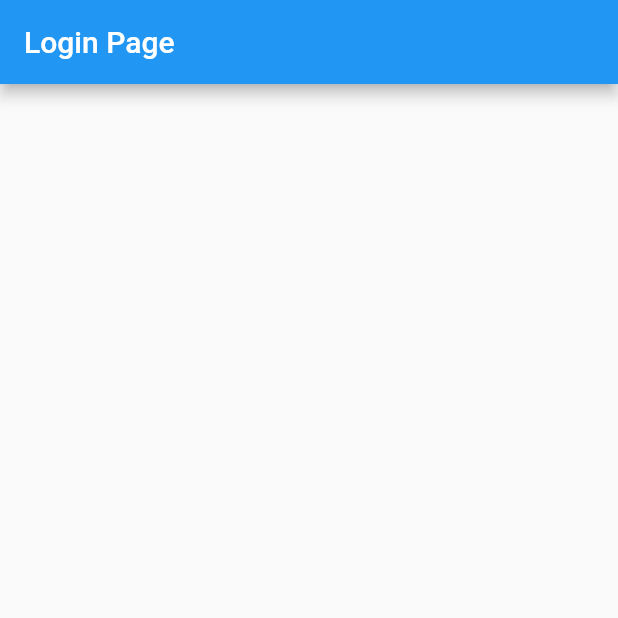
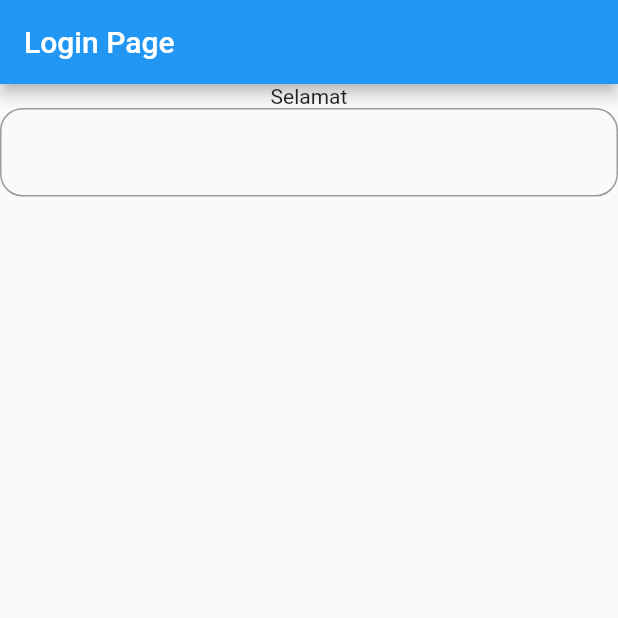
Before and after one commit to triyono777/my_favorite, a Flutter app: the screen it shows after launch, on a phone screen of 412 x 824 dp, the top half of it. Run offline on Flutter 3.47's test engine with Material 2 defaults, Android fonts, the phone set to English and light mode, and no system bars.

Commit message:
add button

```diff
--- a/lib/login_page.dart
+++ b/lib/login_page.dart
@@ -6,8 +6,38 @@ class LoginPage extends StatefulWidget {
 }
 
 class _LoginPageState extends State<LoginPage> {
+  TextEditingController textEditingController = TextEditingController();
+
   @override
   Widget build(BuildContext context) {
-    return Scaffold(appBar: AppBar(title: Text('Login Page'),),);
+    return Scaffold(
+      appBar: AppBar(
+        title: Text('Login Page'),
+      ),
+      body: Column(
+        children: [
+          Text('Selamat'),
+          TextField(
+            onChanged: (val){
+              setState(() {
+
+              });
+            },
+            controller: textEditingController,
+            decoration: InputDecoration(
+              border: OutlineInputBorder(
+                borderRadius: BorderRadius.circular(15),
+              ),
+            ),
+          ),
+          textEditingController.text.isNotEmpty
+              ? RaisedButton(
+                  onPressed: () {},
+                  child: Text('Lanjut'),
+                )
+              : SizedBox()
+        ],
+      ),
+    );
   }
 }
--- a/lib/main.dart
+++ b/lib/main.dart
@@ -10,11 +10,10 @@ class MyApp extends StatelessWidget {
   @override
   Widget build(BuildContext context) {
     return MaterialApp(
+      debugShowCheckedModeBanner: false,
       title: 'Flutter Demo',
       theme: ThemeData(
-
         primarySwatch: Colors.blue,
-
         visualDensity: VisualDensity.adaptivePlatformDensity,
       ),
       home: LoginPage(),
```
